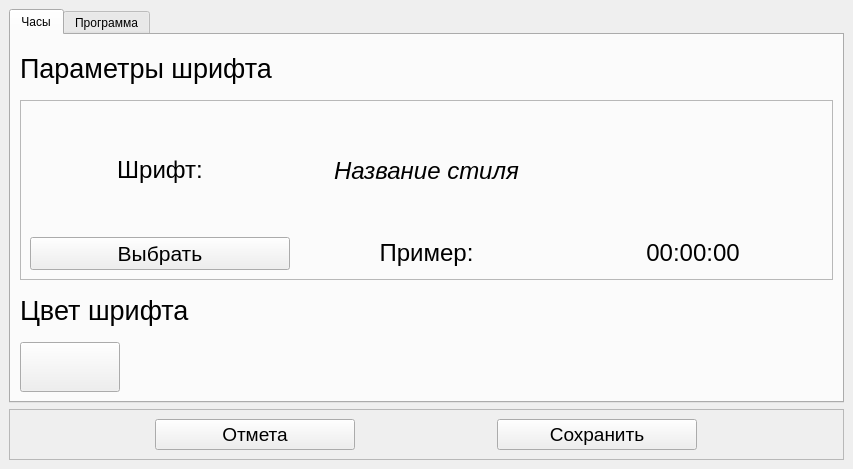
Before: the Qt Designer form settingwindow.ui in DarkDrifters/easyClock, drawn with Qt 5.
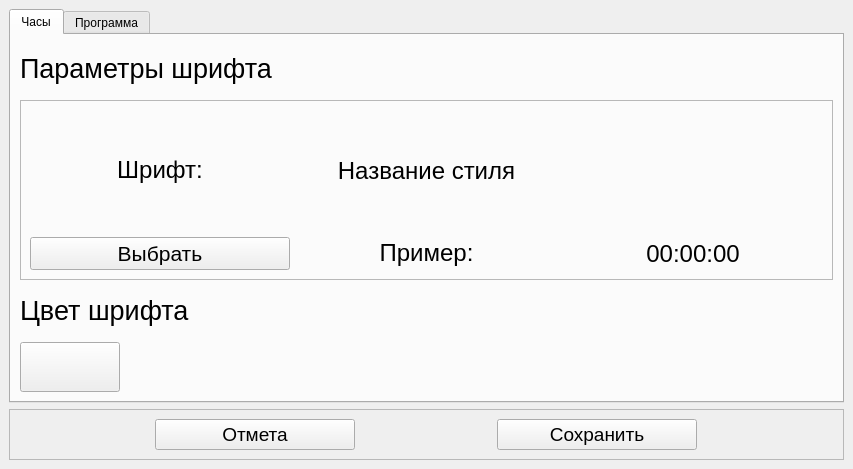
After: the same form once the commit is applied. Custom widgets are drawn as their Qt base class.

```diff
--- a/settingwindow.ui
+++ b/settingwindow.ui
@@ -115,8 +115,17 @@
           <layout class="QGridLayout" name="gridLayout_2">
            <item row="1" column="2">
             <widget class="QLabel" name="exempleText">
+             <property name="font">
+              <font>
+               <pointsize>18</pointsize>
+               <italic>false</italic>
+              </font>
+             </property>
              <property name="text">
-              <string>&lt;html&gt;&lt;head/&gt;&lt;body&gt;&lt;p align=&quot;center&quot;&gt;&lt;span style=&quot; font-size:18pt;&quot;&gt;00:00:00&lt;/span&gt;&lt;/p&gt;&lt;/body&gt;&lt;/html&gt;</string>
+              <string>00:00:00</string>
+             </property>
+             <property name="alignment">
+              <set>Qt::AlignmentFlag::AlignCenter</set>
              </property>
             </widget>
            </item>
@@ -152,7 +161,7 @@
              <property name="font">
               <font>
                <pointsize>18</pointsize>
-               <italic>true</italic>
+               <italic>false</italic>
               </font>
              </property>
              <property name="text">
```
Left out of the diff: 2 changed lines with no effect on the pictures.
